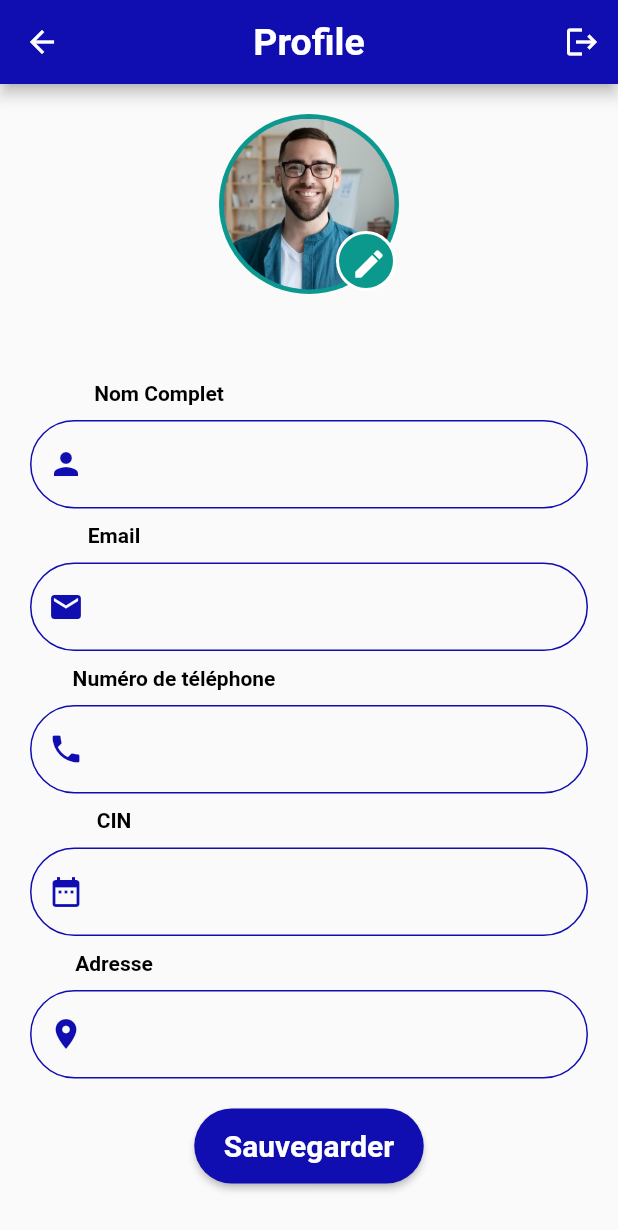
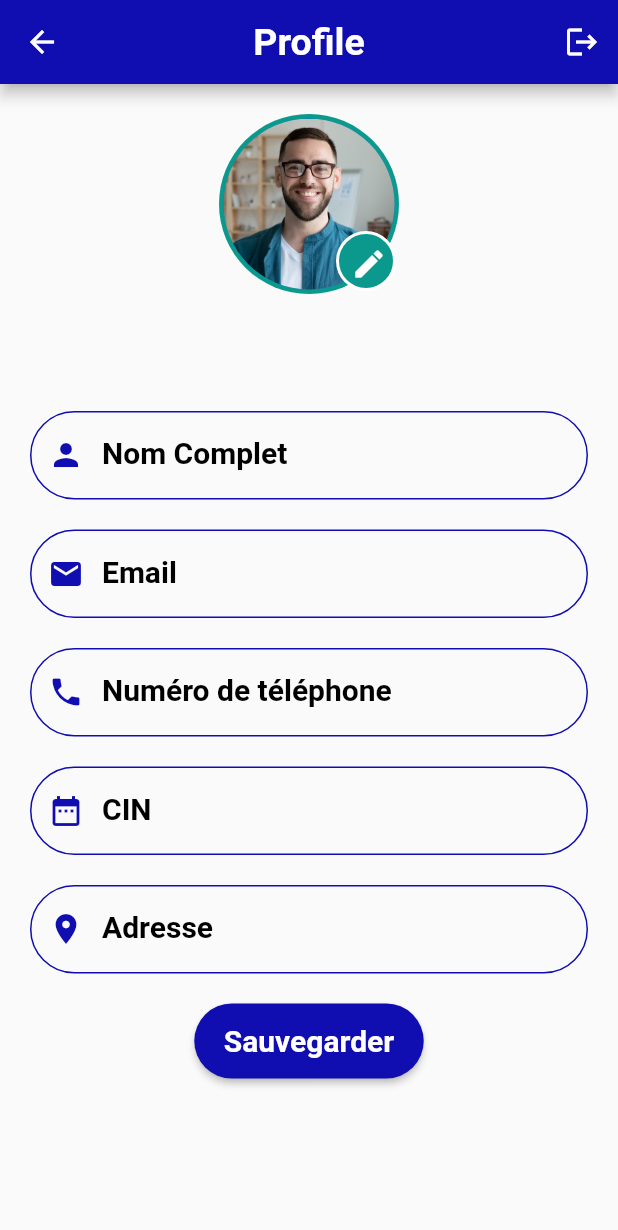
Before and after one commit to Rachidagzl20/projet_mmobilier_appmobile, a Flutter app: the Profil screen opened directly, on a phone screen of 412 x 824 dp. Shown: the top 1230 px of the screen. Run offline on Flutter 3.47's test engine with Material 2 defaults, Android fonts, the light colour scheme and no system bars; our stand-ins replace image_picker, jwt_decoder, shared_preferences; accounts and stored records are empty; network calls fail.

Commit message:
update data of client(confirm and cancel)

```diff
--- a/lib/pages/profil.dart
+++ b/lib/pages/profil.dart
@@ -213,25 +213,21 @@ class _ProfilState extends State<Profil> {
                 padding: const EdgeInsets.fromLTRB(20, 0, 20, 0),
                 child: Column(
                   children: [
-                    const Padding(
-                      padding: EdgeInsets.only(right: 200.0),
-                      child: Text(
-                        "Nom Complet",
-                        style: TextStyle(
-                          color: Colors.black,
-                          fontWeight: FontWeight.bold,
 
-                        ),
-                      ),
-                    ),
-                    const SizedBox(height: 10,),
+                    const SizedBox(height: 20,),
                     TextFormField(
                       cursorColor: AppColors.primary,
                       cursorHeight: 23,
                       controller: _nomCompletController,
                       decoration: InputDecoration(
 
+                        labelText: "Nom Complet",
 
+                        labelStyle: const TextStyle(
+                          color: Colors.black,
+                          fontWeight: FontWeight.bold,
+                          fontSize: 20,// Add your desired color here
+                        ),
                         prefixIcon: const Icon(Icons.person,
                         color: AppColors.primary,),
                         enabledBorder: OutlineInputBorder(
@@ -244,28 +240,24 @@ class _ProfilState extends State<Profil> {
                         ),
                       ),
                     ),
-                    const SizedBox(height: 10),
-                    const Padding(
-                      padding: EdgeInsets.only(right: 260.0),
-                      child: Text(
-                        "Email",
-                        style: TextStyle(
-                          color: Colors.black,
-                          fontWeight: FontWeight.bold,
 
-                        ),
-                      ),
-                    ),
-                    const SizedBox(height: 10,),
+                    const SizedBox(height: 20,),
                     TextFormField(
+
                       controller: _emailController,
                       cursorColor: AppColors.primary,
                       cursorHeight: 23,
 
                       decoration: InputDecoration(
-
                         prefixIcon: const Icon(Icons.email,
                             color: AppColors.primary),
+                        labelText: "Email",
+
+                        labelStyle: const TextStyle(
+                          color: Colors.black,
+                          fontWeight: FontWeight.bold,
+                          fontSize: 20,// Add your desired color here
+                        ),
                           enabledBorder: OutlineInputBorder(
                             borderRadius: BorderRadius.circular(40),
                             borderSide: const BorderSide(width: 1, color:AppColors.primary ),
@@ -276,19 +268,8 @@ class _ProfilState extends State<Profil> {
                           ),
                       ),
                     ),
-                    const SizedBox(height: 10),
-                    const Padding(
-                      padding: EdgeInsets.only(right: 180.0),
-                      child: Text(
-                        "Numéro de téléphone",
-                        style: TextStyle(
-                          color: Colors.black,
-                          fontWeight: FontWeight.bold,
 
-                        ),
-                      ),
-                    ),
-                    const SizedBox(height: 10),
+                    const SizedBox(height: 20),
 
                     TextFormField(
                       cursorColor: AppColors.primary,
@@ -296,7 +277,13 @@ class _ProfilState extends State<Profil> {
                       controller: _phoneController,
 
                       decoration: InputDecoration(
+                        labelText: "Numéro de téléphone",
 
+                        labelStyle: const TextStyle(
+                          color: Colors.black,
+                          fontWeight: FontWeight.bold,
+                          fontSize: 20,// Add your desired color here
+                        ),
                         prefixIcon: const Icon(Icons.phone,
                             color: AppColors.primary),
                           enabledBorder: OutlineInputBorder(
@@ -309,26 +296,21 @@ class _ProfilState extends State<Profil> {
                           ),
                       ),
                     ),
-                    const SizedBox(height: 10,),
-                    const Padding(
-                      padding: EdgeInsets.only(right: 260.0),
-                      child: Text(
-                        "CIN",
-                        style: TextStyle(
-                          color: Colors.black,
-                          fontWeight: FontWeight.bold,
 
-                        ),
-                      ),
-                    ),
-                    const SizedBox(height: 10,),
+                    const SizedBox(height: 20,),
                     TextFormField(
                       cursorColor: AppColors.primary,
                       cursorHeight: 23,
                         controller:_CINcontroller,
 
                       decoration: InputDecoration(
+                        labelText: "CIN",
 
+                        labelStyle: const TextStyle(
+                          color: Colors.black,
+                          fontWeight: FontWeight.bold,
+                          fontSize: 20,// Add your desired color here
+                        ),
                         prefixIcon: const Icon(Icons.date_range,
                             color: AppColors.primary),
                         enabledBorder: OutlineInputBorder(
@@ -341,19 +323,8 @@ class _ProfilState extends State<Profil> {
                         ),
                       ),
                     ),
-                    const SizedBox(height: 10),
-                    const Padding(
-                      padding: EdgeInsets.only(right: 260.0),
-                      child: Text(
-                        "Adresse",
-                        style: TextStyle(
-                          color: Colors.black,
-                          fontWeight: FontWeight.bold,
 
-                        ),
-                      ),
-                    ),
-                    const SizedBox(height: 10,),
+                    const SizedBox(height: 20,),
 
                     TextFormField(
                       cursorColor: AppColors.primary,
@@ -361,7 +332,13 @@ class _ProfilState extends State<Profil> {
                       controller: _adressController,
 
                       decoration: InputDecoration(
+                        labelText: "Adresse",
 
+                        labelStyle: const TextStyle(
+                          color: Colors.black,
+                          fontWeight: FontWeight.bold,
+                          fontSize: 20,// Add your desired color here
+                        ),
                         prefixIcon: const Icon(Icons.location_on,
                         color: AppColors.primary,),
                           enabledBorder: OutlineInputBorder(
@@ -380,7 +357,8 @@ class _ProfilState extends State<Profil> {
                         mainAxisAlignment: MainAxisAlignment.center,
                         children: [
 
-                        SizedBox(
+                        Center(
+                          child: SizedBox(
                           height: 50,
                           width: 153,
                           child: ElevatedButton(
@@ -397,6 +375,7 @@ class _ProfilState extends State<Profil> {
                                       TextButton(
                                         onPressed: () {
                                           Navigator.of(context).pop();
+                                          _fetchClientData();
                                         },
                                         child: const Text("Non"),
                                       ),
@@ -433,6 +412,7 @@ class _ProfilState extends State<Profil> {
                             ),
                           ),
                       ),
+                        ),
 
                         ],
                       ),
```
Lines whose indentation alone changed are shown as unchanged.
